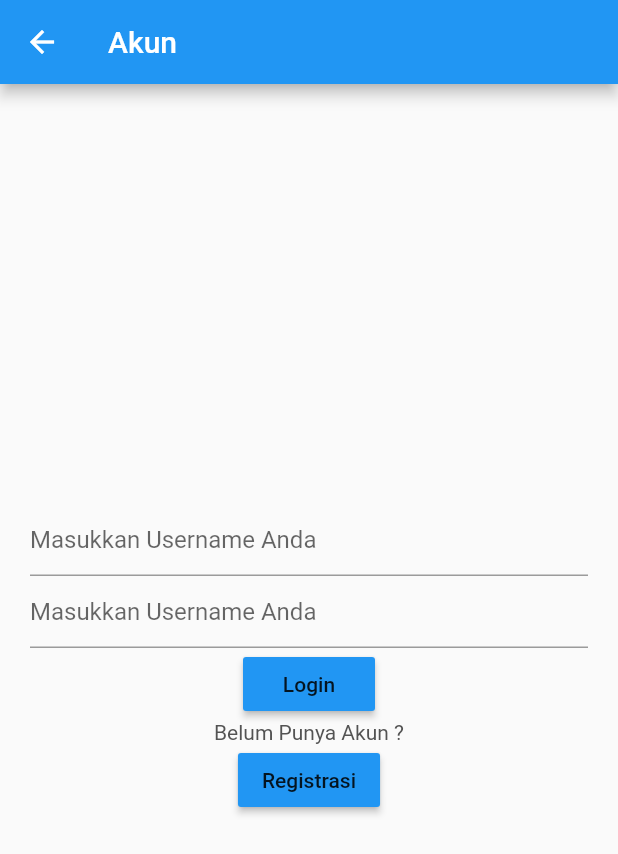
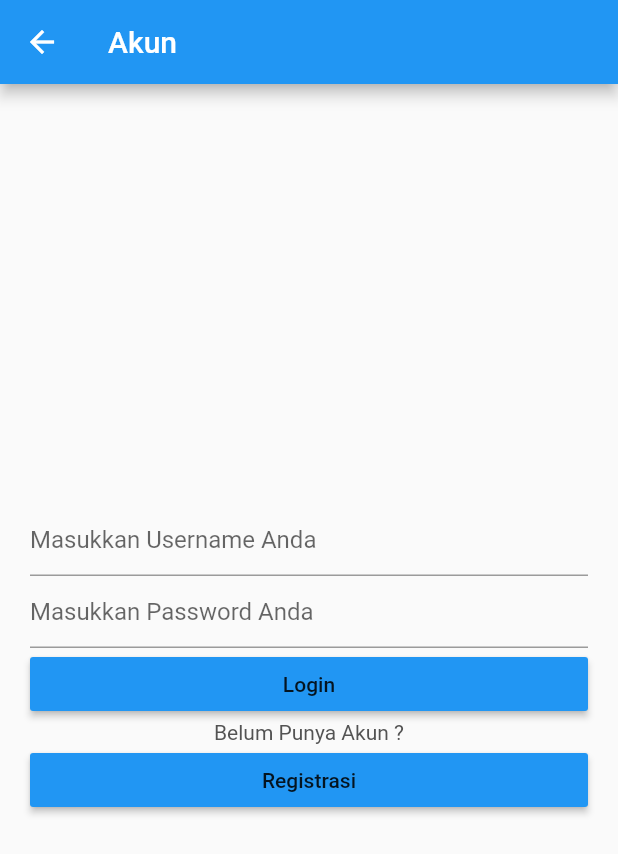
Before and after one commit to gaweit/JN_RESTO, a Flutter app: the Akun screen opened directly, on a phone screen of 412 x 824 dp. Shown: the top 854 px of the screen. Run offline on Flutter 3.47's test engine with Material 2 defaults, Android fonts, the phone set to English and light mode, and no system bars; our stand-ins replace fluttertoast, rxdart, shared_preferences, simple_animations; missing offline and left inert: bmnav; accounts and stored records are empty; network calls fail.

Commit message:
Update Akun.dart

```diff
--- a/lib/src/ui/main/Akun.dart
+++ b/lib/src/ui/main/Akun.dart
@@ -25,10 +25,12 @@ class _AkunState extends State<Akun> {
                       InputDecoration(hintText: "Masukkan Username Anda"),
                 ),
                 TextFormField(
+                  obscureText: true,
                   decoration:
-                      InputDecoration(hintText: "Masukkan Username Anda"),
+                      InputDecoration(hintText: "Masukkan Password Anda"),
                 ),
                 ButtonTheme(
+                    minWidth: double.infinity,
                     child: RaisedButton(
                       onPressed: () {},
                       child: Text("Login"),
@@ -38,6 +40,7 @@ class _AkunState extends State<Akun> {
                   children: [Text("Belum Punya Akun ?")],
                 ),
                 ButtonTheme(
+                    minWidth: double.infinity,
                     child: RaisedButton(
                       onPressed: () {},
                       child: Text("Registrasi"),
```
Lines whose indentation alone changed are shown as unchanged.
